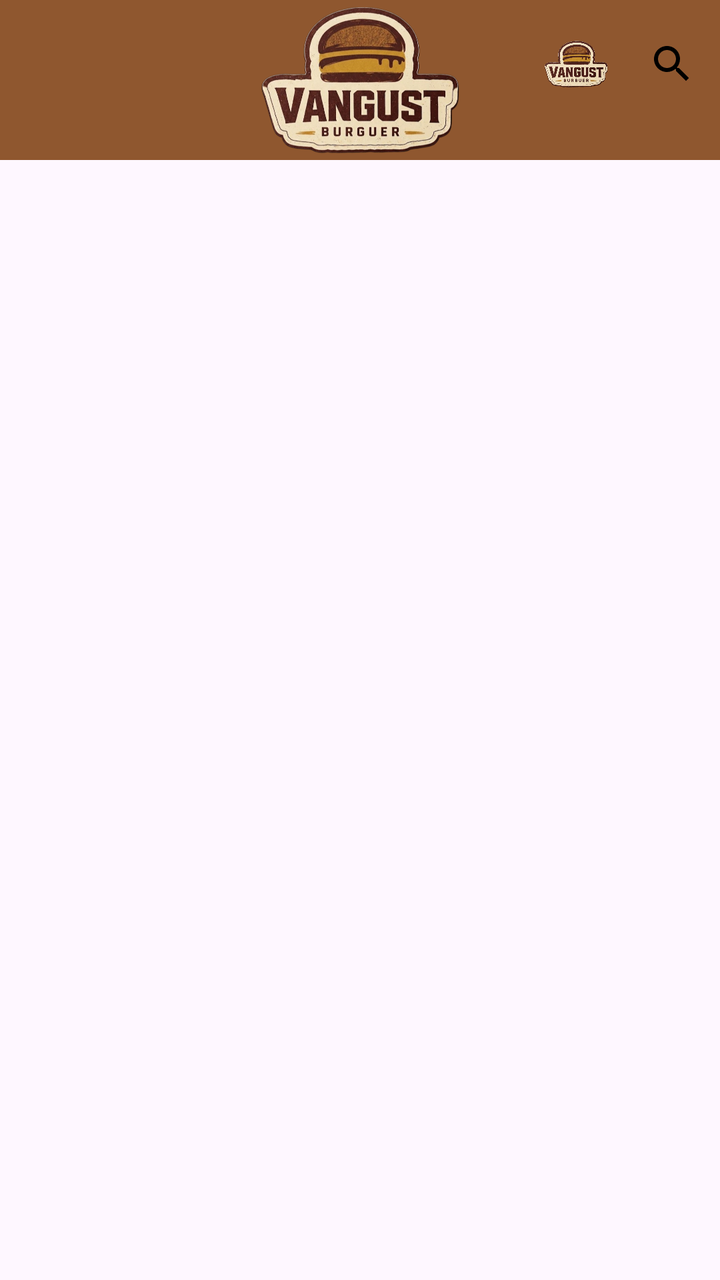
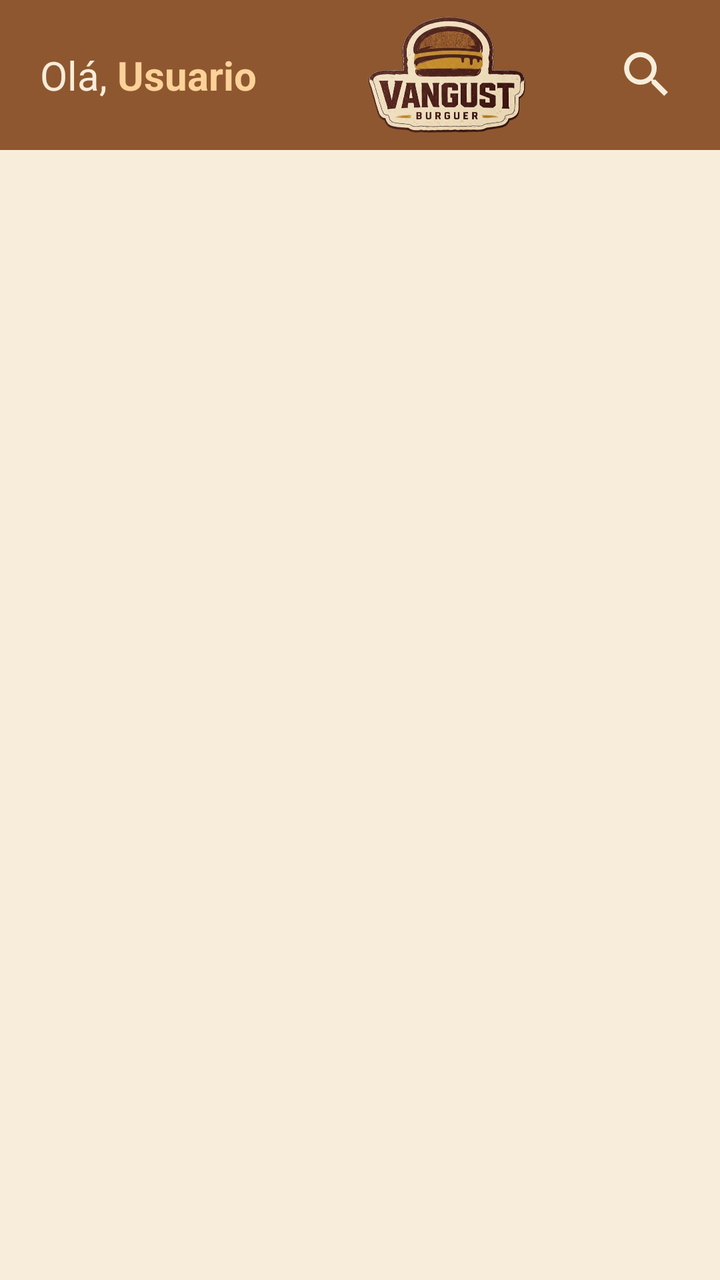

Screens rendered from an Android XML layout before and after an edit, with the pre-edit source and the edit as a unified diff.
<!-- AndroidManifest.xml: application theme Theme.VangustApp -->
<!-- res/layout/menu_principal_layout.xml -->
<?xml version="1.0" encoding="utf-8"?>
<RelativeLayout xmlns:android="http://schemas.android.com/apk/res/android"
    xmlns:app="http://schemas.android.com/apk/res-auto"
    xmlns:tools="http://schemas.android.com/tools"
    android:id="@+id/main"
    android:layout_width="match_parent"
    android:layout_height="match_parent"
    tools:context=".MenuPrincipalActivity">

    <com.google.android.material.appbar.MaterialToolbar
        android:id="@+id/idToolbar"
        android:layout_width="match_parent"
        android:layout_height="80dp"
        android:background="#8F572F"
        app:menu="@menu/menu_superior" >

        <ImageView
            android:layout_gravity="center_horizontal"
            android:layout_width="100dp"
            android:layout_height="80dp"
            android:src="@drawable/logo_vangust_burguer"/>


    </com.google.android.material.appbar.MaterialToolbar>


</RelativeLayout>
<!-- resources referenced by this layout -->
<resources>
  <!-- drawable logo_vangust_burguer: png bitmap (drawable, 332497 bytes) -->
  <style name="Theme.VangustApp" parent="Base.Theme.VangustApp" />
  <style name="Base.Theme.VangustApp" parent="Theme.Material3.DayNight.NoActionBar">
          
          
      </style>
</resources>

<!-- the commit's change to res/layout/menu_principal_layout.xml (unified diff, before → after) -->
@@ -1,27 +1,72 @@
 <?xml version="1.0" encoding="utf-8"?>
-<RelativeLayout xmlns:android="http://schemas.android.com/apk/res/android"
+<LinearLayout xmlns:android="http://schemas.android.com/apk/res/android"
     xmlns:app="http://schemas.android.com/apk/res-auto"
     xmlns:tools="http://schemas.android.com/tools"
     android:id="@+id/main"
     android:layout_width="match_parent"
     android:layout_height="match_parent"
+    android:background="#8F572F"
+    android:orientation="vertical"
     tools:context=".MenuPrincipalActivity">
 
-    <com.google.android.material.appbar.MaterialToolbar
-        android:id="@+id/idToolbar"
+    <LinearLayout
         android:layout_width="match_parent"
-        android:layout_height="80dp"
-        android:background="#8F572F"
-        app:menu="@menu/menu_superior" >
+        android:layout_height="75dp"
+        android:orientation="horizontal">
+
+        <LinearLayout
+            android:layout_marginStart="20dp"
+            android:layout_width="wrap_content"
+            android:layout_height="wrap_content"
+            android:layout_gravity="center_vertical"
+            android:orientation="horizontal">
+
+            <TextView
+                android:layout_width="wrap_content"
+                android:layout_height="wrap_content"
+                android:textSize="20sp"
+                android:text="Olá, "
+                android:textColor="#F7EDDA" />
+
+            <TextView
+                android:layout_width="wrap_content"
+                android:layout_height="wrap_content"
+                android:textStyle="bold"
+                android:textSize="20sp"
+                android:text="Usuario"
+                android:textColor="#FCD299" />
+        </LinearLayout>
 
         <ImageView
-            android:layout_gravity="center_horizontal"
-            android:layout_width="100dp"
-            android:layout_height="80dp"
-            android:src="@drawable/logo_vangust_burguer"/>
+            android:layout_marginStart="35dp"
+            android:layout_width="120dp"
+            android:layout_height="60dp"
+            android:layout_gravity="center"
+            android:scaleType="fitCenter"
+            android:src="@drawable/logo_vangust_burguer" />
+
+        <ImageView
+            android:layout_marginStart="25dp"
+            android:layout_width="30dp"
+            android:layout_height="30dp"
+            android:layout_gravity="center"
+            android:src="@drawable/baseline_search_color" />
+
+        <ImageView
+            android:layout_marginStart="30dp"
+            android:layout_width="40dp"
+            android:layout_height="50dp"
+            android:layout_gravity="center"
+            android:src="@drawable/baseline_menu" />
+
+    </LinearLayout>
+
+    <LinearLayout
+        android:layout_width="match_parent"
+        android:layout_height="800dp"
+        android:background="#F7EDDA">
+
+    </LinearLayout>
 
 
-    </com.google.android.material.appbar.MaterialToolbar>
-
-
-</RelativeLayout>
+</LinearLayout>
<!-- resource entries referenced after the edit -->
@@ -1,5 +1,17 @@
 <!-- resources referenced by this layout -->
 <resources>
+  <!-- drawable baseline_menu (drawable) -->
+  <vector xmlns:android="http://schemas.android.com/apk/res/android" android:height="24dp" android:tint="#F7EDDA" android:viewportHeight="24" android:viewportWidth="24" android:width="24dp">
+        
+      <path android:fillColor="@android:color/white" android:pathData="M3,18h18v-2L3,16v2zM3,13h18v-2L3,11v2zM3,6v2h18L21,6L3,6z"/>
+      
+  </vector>
+  <!-- drawable baseline_search_color (drawable) -->
+  <vector xmlns:android="http://schemas.android.com/apk/res/android" android:height="24dp" android:tint="#F7EDDA" android:viewportHeight="24" android:viewportWidth="24" android:width="24dp">
+        
+      <path android:fillColor="@android:color/white" android:pathData="M15.5,14h-0.79l-0.28,-0.27C15.41,12.59 16,11.11 16,9.5 16,5.91 13.09,3 9.5,3S3,5.91 3,9.5 5.91,16 9.5,16c1.61,0 3.09,-0.59 4.23,-1.57l0.27,0.28v0.79l5,4.99L20.49,19l-4.99,-5zM9.5,14C7.01,14 5,11.99 5,9.5S7.01,5 9.5,5 14,7.01 14,9.5 11.99,14 9.5,14z"/>
+      
+  </vector>
   <!-- drawable logo_vangust_burguer: png bitmap (drawable, 332497 bytes) -->
   <style name="Theme.VangustApp" parent="Base.Theme.VangustApp" />
   <style name="Base.Theme.VangustApp" parent="Theme.Material3.DayNight.NoActionBar">
